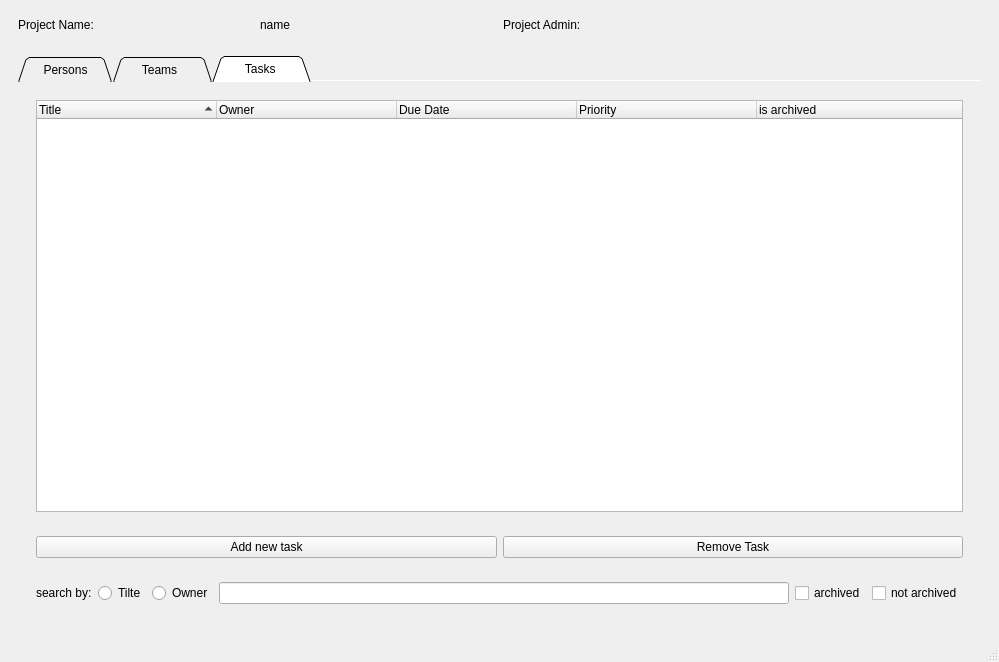
This is ToDoListClient/projectswindow.ui in captain-moji/To_Do_List_Project as Qt 5 draws it before an edit. The edited form follows.
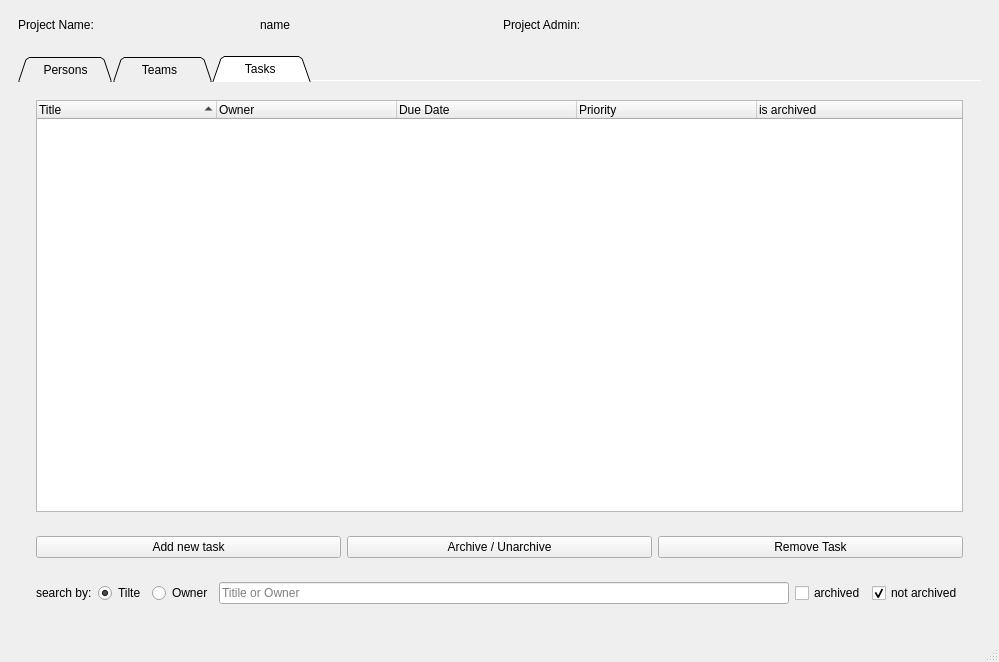
This is the edited form.

Commit message: Client ProjectsWindow add / Edit / remove Task Completed

```diff
--- a/ToDoListClient/projectswindow.ui
+++ b/ToDoListClient/projectswindow.ui
@@ -295,6 +295,13 @@
                 </property>
                </widget>
               </item>
+              <item>
+               <widget class="QPushButton" name="archive_unarchive_BTN">
+                <property name="text">
+                 <string>Archive / Unarchive</string>
+                </property>
+               </widget>
+              </item>
               <item>
                <widget class="QPushButton" name="remove_task_BTN">
                 <property name="text">
@@ -320,6 +327,9 @@
                 <property name="text">
                  <string>Tilte</string>
                 </property>
+                <property name="checked">
+                 <bool>true</bool>
+                </property>
                </widget>
               </item>
               <item>
@@ -330,7 +340,11 @@
                </widget>
               </item>
               <item>
-               <widget class="QLineEdit" name="search_task_line_edit"/>
+               <widget class="QLineEdit" name="search_task_line_edit">
+                <property name="placeholderText">
+                 <string>Titile or Owner</string>
+                </property>
+               </widget>
               </item>
               <item>
                <widget class="QCheckBox" name="archived_checkbox">
@@ -344,6 +358,9 @@
                 <property name="text">
                  <string>not archived</string>
                 </property>
+                <property name="checked">
+                 <bool>true</bool>
+                </property>
                </widget>
               </item>
              </layout>
```
The commit also changes 2 other files.
